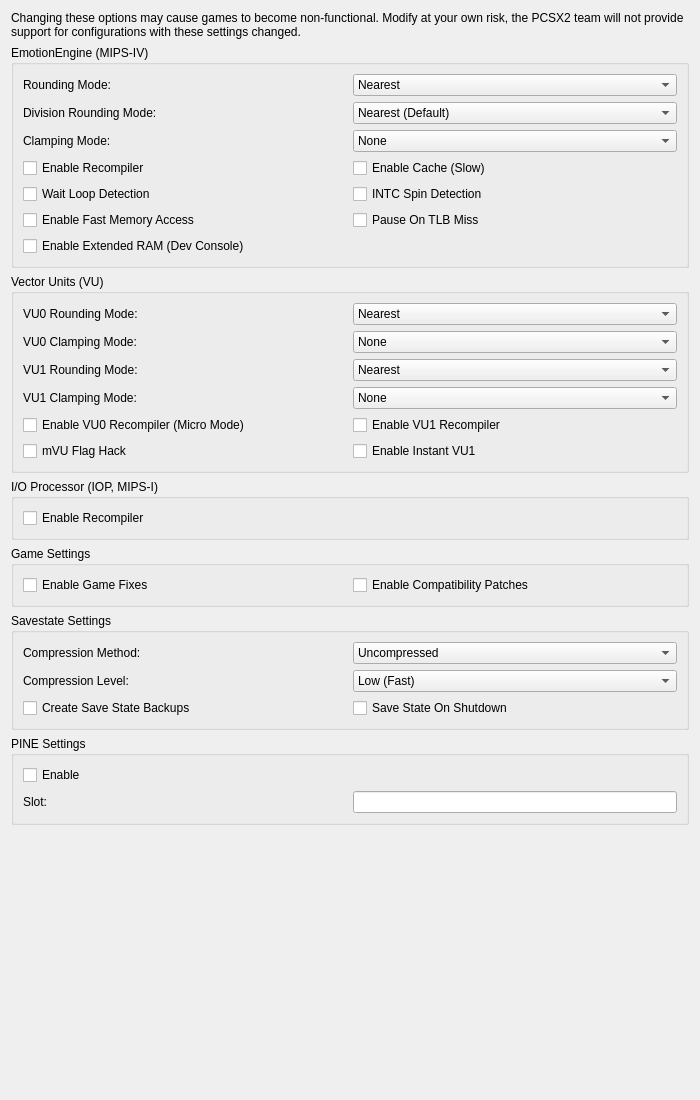
The window that pcsx2-qt/Settings/AdvancedSettingsWidget.ui (PCSX2/pcsx2) describes before a commit, drawn with Qt 5.
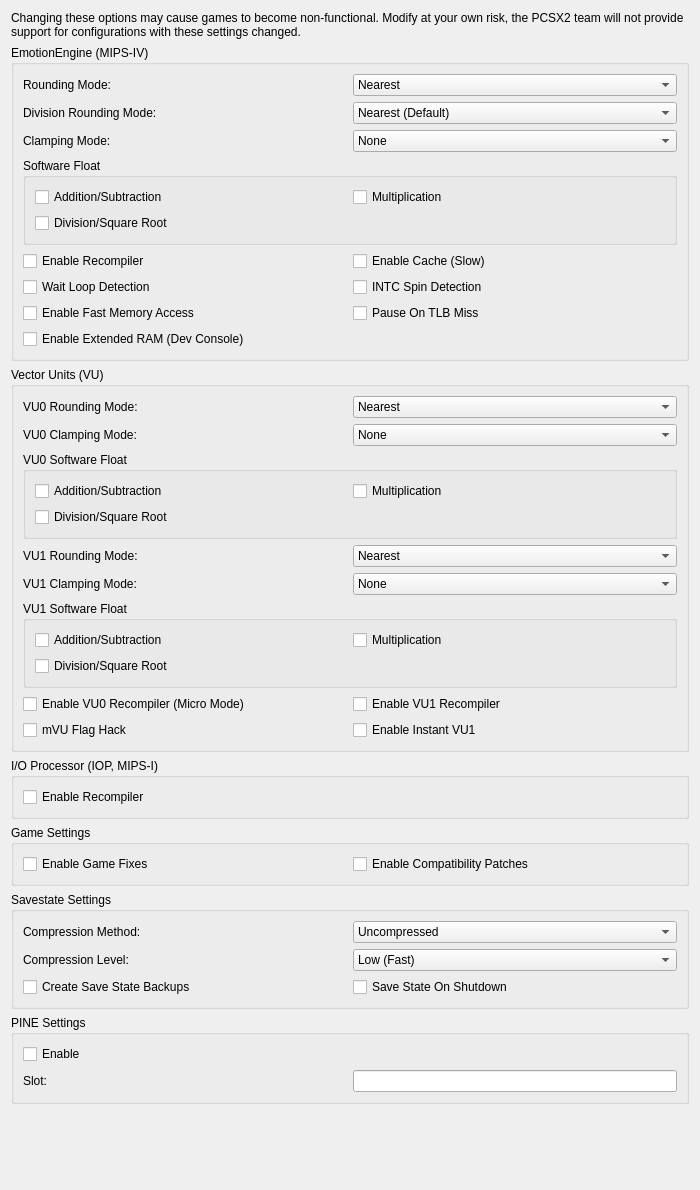
The same window after the commit.

Commit message: Core/EE: Implements Soft-Floats for the interpreters.

```diff
--- a/pcsx2-qt/Settings/AdvancedSettingsWidget.ui
+++ b/pcsx2-qt/Settings/AdvancedSettingsWidget.ui
@@ -7,7 +7,7 @@
     <x>0</x>
     <y>0</y>
     <width>700</width>
-    <height>1100</height>
+    <height>1190</height>
    </rect>
   </property>
   <layout class="QVBoxLayout" name="_2">
@@ -129,7 +129,7 @@
         </item>
        </widget>
       </item>
-      <item row="3" column="0" colspan="2">
+      <item row="4" column="0" colspan="2">
        <layout class="QGridLayout" name="eeSettingsMisc">
         <item row="1" column="0">
          <widget class="QCheckBox" name="eeWaitLoopDetection">
@@ -182,6 +182,36 @@
         </item>
        </layout>
       </item>
+      <item row="3" column="0" colspan="2">
+       <widget class="QGroupBox" name="eeSoftFloat">
+        <property name="title">
+         <string>Software Float</string>
+        </property>
+        <layout class="QGridLayout" name="gridLayout_4">
+         <item row="0" column="1">
+          <widget class="QCheckBox" name="eeSoftMul">
+           <property name="text">
+            <string>Multiplication</string>
+           </property>
+          </widget>
+         </item>
+         <item row="0" column="0">
+          <widget class="QCheckBox" name="eeSoftAddSub">
+           <property name="text">
+            <string>Addition/Subtraction</string>
+           </property>
+          </widget>
+         </item>
+         <item row="1" column="0">
+          <widget class="QCheckBox" name="eeSoftDivSqrt">
+           <property name="text">
+            <string>Division/Square Root</string>
+           </property>
+          </widget>
+         </item>
+        </layout>
+       </widget>
+      </item>
      </layout>
     </widget>
    </item>
@@ -191,7 +221,7 @@
       <string extracomment="Vector Unit/VU: refers to two of PS2's processors. Do not translate the full text or do so as a comment. Leave the acronym as-is.">Vector Units (VU)</string>
      </property>
      <layout class="QGridLayout" name="gridLayout_3">
-      <item row="2" column="0">
+      <item row="3" column="0">
        <widget class="QLabel" name="vu1RoundingLabel">
         <property name="text">
          <string>VU1 Rounding Mode:</string>
@@ -225,7 +255,67 @@
         </item>
        </widget>
       </item>
-      <item row="4" column="0" colspan="2">
+      <item row="5" column="0" colspan="2">
+       <widget class="QGroupBox" name="vu1SoftFloat">
+        <property name="title">
+         <string>VU1 Software Float</string>
+        </property>
+        <layout class="QGridLayout" name="gridLayout_8">
+         <item row="0" column="1">
+          <widget class="QCheckBox" name="vu1SoftMul">
+           <property name="text">
+            <string>Multiplication</string>
+           </property>
+          </widget>
+         </item>
+         <item row="0" column="0">
+          <widget class="QCheckBox" name="vu1SoftAddSub">
+           <property name="text">
+            <string>Addition/Subtraction</string>
+           </property>
+          </widget>
+         </item>
+         <item row="1" column="0">
+          <widget class="QCheckBox" name="vu1SoftDivSqrt">
+           <property name="text">
+            <string>Division/Square Root</string>
+           </property>
+          </widget>
+         </item>
+        </layout>
+       </widget>
+      </item>
+      <item row="2" column="0" colspan="2">
+       <widget class="QGroupBox" name="vu0SoftFloat">
+        <property name="title">
+         <string>VU0 Software Float</string>
+        </property>
+        <layout class="QGridLayout" name="gridLayout_6">
+         <item row="0" column="1">
+          <widget class="QCheckBox" name="vu0SoftMul">
+           <property name="text">
+            <string>Multiplication</string>
+           </property>
+          </widget>
+         </item>
+         <item row="0" column="0">
+          <widget class="QCheckBox" name="vu0SoftAddSub">
+           <property name="text">
+            <string>Addition/Subtraction</string>
+           </property>
+          </widget>
+         </item>
+         <item row="1" column="0">
+          <widget class="QCheckBox" name="vu0SoftDivSqrt">
+           <property name="text">
+            <string>Division/Square Root</string>
+           </property>
+          </widget>
+         </item>
+        </layout>
+       </widget>
+      </item>
+      <item row="6" column="0" colspan="2">
        <layout class="QGridLayout" name="vuSettingsLayout">
         <item row="1" column="0">
          <widget class="QCheckBox" name="vuFlagHack">
@@ -301,7 +391,7 @@
         </property>
        </widget>
       </item>
-      <item row="3" column="0">
+      <item row="4" column="0">
        <widget class="QLabel" name="vu1ClampLabel">
         <property name="text">
          <string>VU1 Clamping Mode:</string>
@@ -311,31 +401,31 @@
         </property>
        </widget>
       </item>
-      <item row="2" column="1">
-       <widget class="QComboBox" name="vu1RoundingMode">
-        <item>
-         <property name="text">
-          <string>Nearest</string>
-         </property>
-        </item>
-        <item>
-         <property name="text">
-          <string>Negative</string>
-         </property>
-        </item>
-        <item>
-         <property name="text">
-          <string>Positive</string>
-         </property>
-        </item>
-        <item>
-         <property name="text">
-          <string>Chop/Zero (Default)</string>
-         </property>
-        </item>
-       </widget>
-      </item>
       <item row="3" column="1">
+       <widget class="QComboBox" name="vu1RoundingMode">
+        <item>
+         <property name="text">
+          <string>Nearest</string>
+         </property>
+        </item>
+        <item>
+         <property name="text">
+          <string>Negative</string>
+         </property>
+        </item>
+        <item>
+         <property name="text">
+          <string>Positive</string>
+         </property>
+        </item>
+        <item>
+         <property name="text">
+          <string>Chop/Zero (Default)</string>
+         </property>
+        </item>
+       </widget>
+      </item>
+      <item row="4" column="1">
        <widget class="QComboBox" name="vu1ClampMode">
         <item>
          <property name="text">
```
The commit also changes 16 other files.
